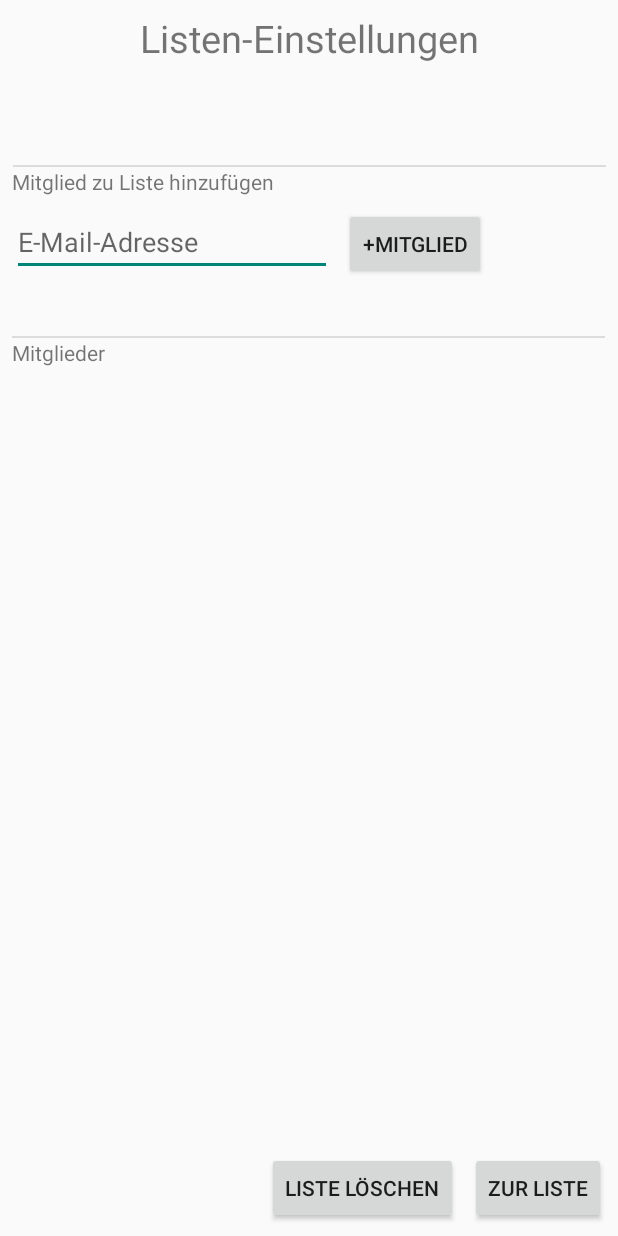
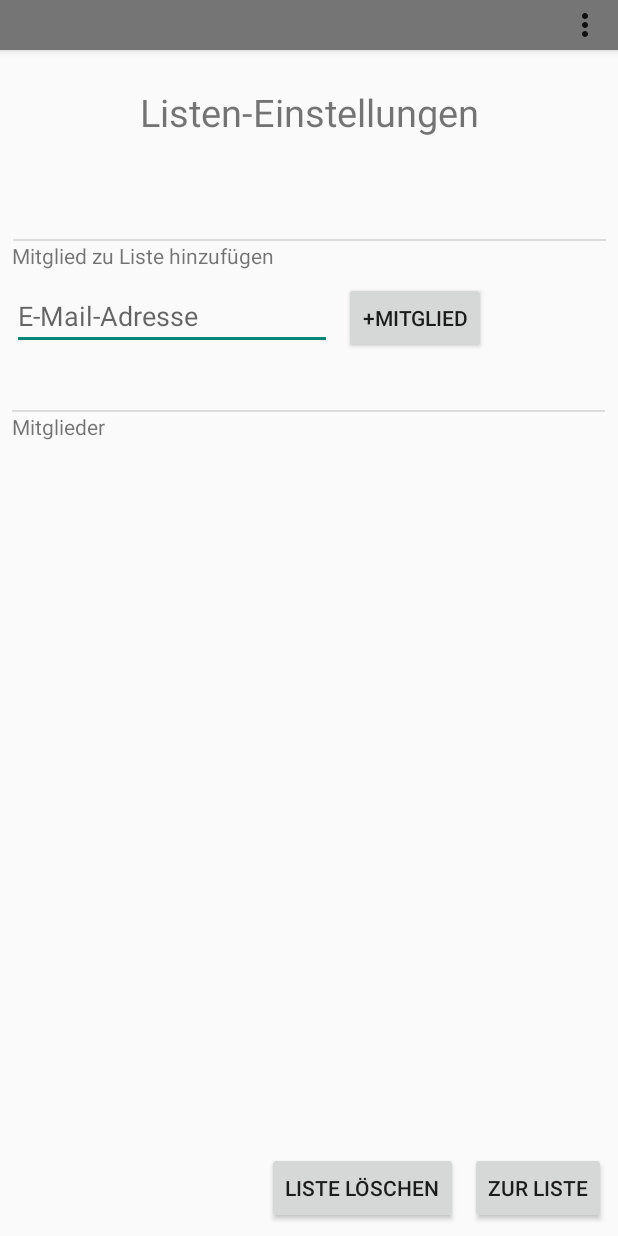
Before and after one commit to franzisgithub/Einkaufsliste-App, an Android app: the GruppenManager screen opened directly, with no data from a screen before it, on a phone screen of 412 x 824 dp. Run offline under Robolectric (Android 15) with nearby library versions, the phone set to English and light mode, and no system bars; our stand-ins replace Firebase (no records; nobody signed in at launch, a user with empty details on screens opened directly); libraries missing offline, so code that uses them is left out: io.grpc.util; 2 statements that could not run were skipped.

Commit message:
Toolbar auf alle Seiten ausgeweitert

```diff
--- a/app/src/main/java/com/example/werkws18_21/einkaufsliste/GruppenManager.java
+++ b/app/src/main/java/com/example/werkws18_21/einkaufsliste/GruppenManager.java
@@ -6,7 +6,11 @@ import android.support.annotation.NonNull;
 import android.support.v7.app.AlertDialog;
 import android.support.v7.app.AppCompatActivity;
 import android.os.Bundle;
+import android.support.v7.widget.Toolbar;
 import android.view.KeyEvent;
+import android.view.Menu;
+import android.view.MenuInflater;
+import android.view.MenuItem;
 import android.view.View;
 import android.view.ViewGroup;
 import android.view.inputmethod.EditorInfo;
@@ -67,6 +71,10 @@ public class GruppenManager extends AppCompatActivity {
     protected void onCreate(Bundle savedInstanceState) {
         super.onCreate(savedInstanceState);
         setContentView(R.layout.activity_gruppen_manager);
+
+        Toolbar toolbar = findViewById(R.id.my_toolbar2);
+        setSupportActionBar(toolbar);
+
         db = FirebaseFirestore.getInstance();
         mAuth = FirebaseAuth.getInstance();
         eTNeueEmail = findViewById(R.id.eTEmail);
@@ -275,6 +283,35 @@ public class GruppenManager extends AppCompatActivity {
 
     }
 
+    @Override
+    public boolean onCreateOptionsMenu(Menu menu){
+        MenuInflater inflater = getMenuInflater();
+        inflater.inflate(R.menu.example_menu,menu);
+        return true;
+    }
+
+    @Override
+    public boolean onOptionsItemSelected(MenuItem item){
+        switch (item.getItemId()){
+            case R.id.item1:
+                String intentText = "New Activity";
+                Intent toGroupSet =
+                        new Intent(GruppenManager.this, Gruppenauswahl.class);
+                toGroupSet.putExtra("NEXTACTIVITY", intentText);
+                startActivity(toGroupSet);
+                return true;
+            case R.id.item2 :
+                Toast.makeText(GruppenManager.this, "Sie sind bereits in den Settings", Toast.LENGTH_LONG).show();
+                return true;
+            case R.id.item3:
+                //TODO logout funktion
+                return true;
+
+            default:  return super.onOptionsItemSelected(item);
+        }
+
+    }
+
     private void toGruppenauswahl() {
         String intentText = "New Activity";
         Intent toGroupSet =
--- a/app/src/main/res/layout/activity_gruppen_manager.xml
+++ b/app/src/main/res/layout/activity_gruppen_manager.xml
@@ -20,18 +20,28 @@
         app:layout_constraintStart_toStartOf="parent"
         app:layout_constraintTop_toBottomOf="@+id/eTEmail" />
 
+    <android.support.v7.widget.Toolbar
+        android:id="@+id/my_toolbar2"
+        android:layout_width="match_parent"
+        android:layout_height="33dp"
+        android:background="?attr/colorPrimaryDark"
+        android:elevation="4dp"
+        android:theme="@style/ThemeOverlay.AppCompat.ActionBar"
+        app:layout_constraintTop_toTopOf="parent"
+        app:popupTheme="@style/ThemeOverlay.AppCompat.Light" />
+
     <TextView
         android:id="@+id/textView3"
         android:layout_width="wrap_content"
         android:layout_height="wrap_content"
         android:layout_marginStart="8dp"
-        android:layout_marginTop="8dp"
+        android:layout_marginTop="24dp"
         android:layout_marginEnd="8dp"
+        android:text="Listen-Einstellungen"
         android:textSize="25sp"
-        android:text="Listen-Einstellungen"
         app:layout_constraintEnd_toEndOf="parent"
         app:layout_constraintStart_toStartOf="parent"
-        app:layout_constraintTop_toTopOf="parent" />
+        app:layout_constraintTop_toBottomOf="@+id/my_toolbar2" />
 
     <TextView
         android:id="@+id/tvListenName"
--- a/app/src/main/res/layout/activity_liste.xml
+++ b/app/src/main/res/layout/activity_liste.xml
@@ -7,11 +7,11 @@
     tools:context=".Liste">
 
     <android.support.v7.widget.Toolbar
-        android:id="@+id/my_toolbar"
+        android:id="@+id/my_toolbar1"
         android:layout_width="match_parent"
         android:layout_height="33dp"
         android:layout_marginBottom="8dp"
-        android:background="?attr/colorPrimary"
+        android:background="?attr/colorPrimaryDark"
         android:elevation="4dp"
         android:theme="@style/ThemeOverlay.AppCompat.ActionBar"
         app:layout_constraintBottom_toTopOf="@+id/guideline3"
--- a/app/src/main/res/menu/example_menu.xml
+++ b/app/src/main/res/menu/example_menu.xml
@@ -11,4 +11,9 @@
         android:id="@+id/item2"
         android:title="Settings"
         app:showAsAction="never"/>
+
+    <item
+        android:id="@+id/item3"
+        android:title="logout"
+        app:showAsAction="never"/>
 </menu>
--- a/app/src/main/res/values/colors.xml
+++ b/app/src/main/res/values/colors.xml
@@ -2,5 +2,5 @@
 <resources>
     <color name="colorPrimary">#008577</color>
     <color name="colorPrimaryDark">#00574B</color>
-    <color name="colorAccent">#b8d1b3</color>
+    <color name="colorAccent">#c6c7c6</color>
 </resources>
```
Also changed, not shown: app/src/main/java/com/example/werkws18_21/einkaufsliste/Gruppenauswahl.java (+25 -0 lines), app/src/main/java/com/example/werkws18_21/einkaufsliste/Liste.java (+4 -3 lines), app/src/main/res/layout/activity_gruppenauswahl.xml (+21 -2 lines), app/src/main/res/menu/menu1.xml (+6 -2 lines).
